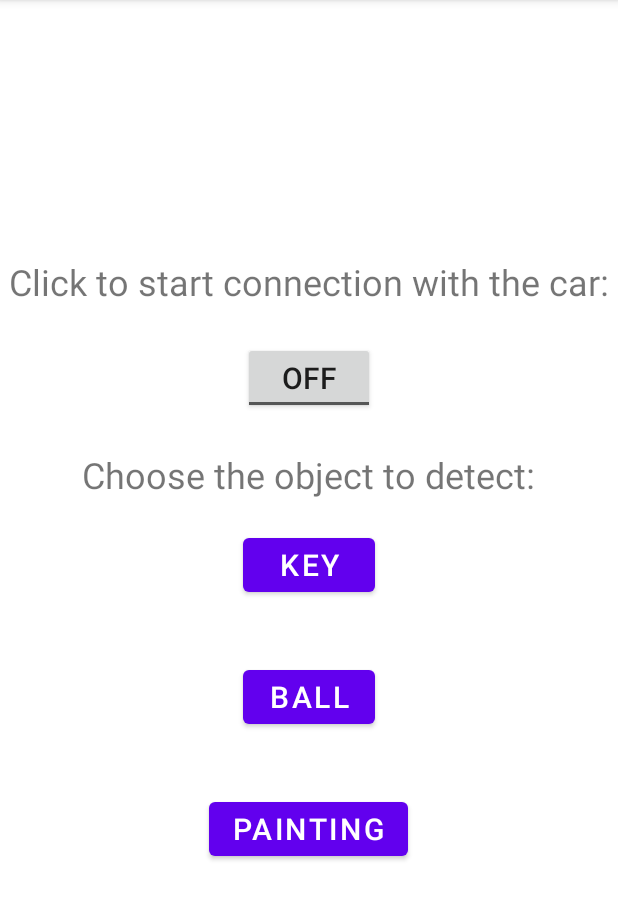
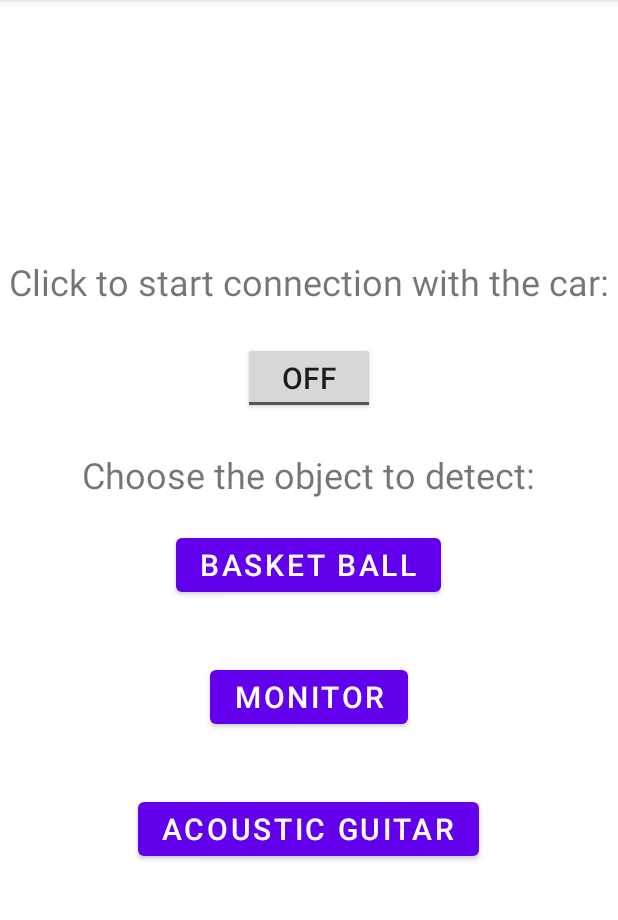
Before and after one commit to mattepasto/UnrealDetection, an Android app: the screen it shows after launch (MainActivity), on a phone screen of 412 x 824 dp, the part 84-1004 px from its top. Run offline under Robolectric (Android 15) with nearby library versions, the phone set to English and light mode, and no system bars; libraries missing offline, so code that uses them is left out: org.opencv.android, org.opencv.core, org.opencv.dnn, org.opencv.imgproc; 3 statements that could not run were skipped.

Commit message:
work done. polished the code a bit

```diff
--- a/app/src/main/java/com/pervasive/unrealdetection/FrameProcessing.java
+++ b/app/src/main/java/com/pervasive/unrealdetection/FrameProcessing.java
@@ -19,8 +19,6 @@ import java.io.BufferedInputStream;
 import java.io.File;
 import java.io.FileOutputStream;
 import java.io.IOException;
-import java.util.Collections;
-import java.util.List;
 
 public class FrameProcessing {
     private static final int w = 256, h = 144;
@@ -32,13 +30,9 @@ public class FrameProcessing {
     private static final String IMAGENET_CLASSES = "imagenet_classes.txt";
     private static final String MODEL_FILE = "pytorch_mobilenet.onnx";
     private static String classesPath;
-    private static Mat frameMat;
     private static boolean isCarMoving=false;
-
-
     private Bitmap FrontImgBitmap;
     private Size size1;
-
 
     public Bitmap getFrontImgBitmap() {
         size1=FrontImgMat.size();
@@ -46,31 +40,19 @@ public class FrameProcessing {
         return FrontImgBitmap;
     }
 
-    public void setIsCarMoving(boolean value){
-        isCarMoving=value;
+    public void setIsCarMoving(boolean value) {
+        isCarMoving = true;
     }
 
-
-
     private Mat FrontImgMat;
-
-
     MainActivity AirSim;
 
     public FrameProcessing(MainActivity ma){
-
-
-
         FrontImgMat = new Mat();
-
         AirSim = ma;
-
         FrontImgBitmap = null;
 
-
-
         //Init bitmap image
-
         BitmapFactory.Options options = new BitmapFactory.Options();
         options.inJustDecodeBounds = false;
         options.inBitmap = FrontImgBitmap;
@@ -79,7 +61,7 @@ public class FrameProcessing {
 
         //for image classification
         this.cnnService = new CNNExtractorServiceImpl();
-        classesPath = getPath(IMAGENET_CLASSES, ma);//inizialized dictionary of all things from
+        classesPath = getPath(IMAGENET_CLASSES, ma);
         String onnxModelPath = getPath(MODEL_FILE, ma);
         if (onnxModelPath.trim().isEmpty()) {
             Log.i(TAG, "Failed to get model file");
@@ -88,17 +70,19 @@ public class FrameProcessing {
         opencvNet = cnnService.getConvertedNet(onnxModelPath, TAG);
     }
 
-
     public void getFramesBitmap(){
         AirSim.GetImage(FrontImgMat.getNativeObjAddr()); //get frame in Mat
         //Mat is FrontImgMat
         if(isCarMoving) {
             String predictedClass = cnnService.getPredictedLabel(FrontImgMat, opencvNet, classesPath);
             Imgproc.putText(FrontImgMat, predictedClass, new Point(0, 50),
-                    Imgproc.FONT_HERSHEY_SIMPLEX, 0.8, new Scalar(255, 121, 0), 1);
+                    Imgproc.FONT_HERSHEY_SIMPLEX, 0.3, new Scalar(255, 121, 0), 1);
+            Imgproc.cvtColor(FrontImgMat, FrontImgMat, Imgproc.COLOR_BGR2RGB);
+            if(predictedClass.compareTo(AirSim.getObjectToDetect())==0){
+                AirSim.CarStop();
+            }
         }
 
-        //Imgproc.cvtColor(FrontImgMat, FrontImgMat, Imgproc.COLOR_BGR2RGB);
     }
     private static String getPath(String file, Context context) {
         AssetManager assetManager = context.getAssets();
--- a/app/src/main/res/layout/activity_main.xml
+++ b/app/src/main/res/layout/activity_main.xml
@@ -45,7 +45,7 @@
             android:layout_margin="20dp"
             android:text="@string/key2"
             android:textSize="20dp"
-            android:onClick="OnButtonForward"/>
+            android:onClick="OnButtonForward2"/>
     <Button
             android:id="@+id/carForward3"
             android:layout_width="wrap_content"
@@ -53,7 +53,7 @@
             android:layout_margin="20dp"
             android:text="@string/key3"
             android:textSize="20dp"
-            android:onClick="OnButtonForward"/>
+            android:onClick="OnButtonForward3"/>
 
 
 </LinearLayout>
--- a/app/src/main/res/values/strings.xml
+++ b/app/src/main/res/values/strings.xml
@@ -2,7 +2,7 @@
     <string name="app_name">UnrealDetection</string>
     <string name="startconnection">Click to start connection with the car:</string>
     <string name="title">Choose the object to detect:</string>
-    <string name="key1">Key</string>
-    <string name="key2">Ball</string>
-    <string name="key3">Painting</string>
+    <string name="key1">Basket ball</string>
+    <string name="key2">Monitor</string>
+    <string name="key3">Acoustic guitar</string>
 </resources>
```
Also changed, not shown: app/src/main/java/com/pervasive/unrealdetection/MainActivity.java (+50 -35 lines), 1 other file.
